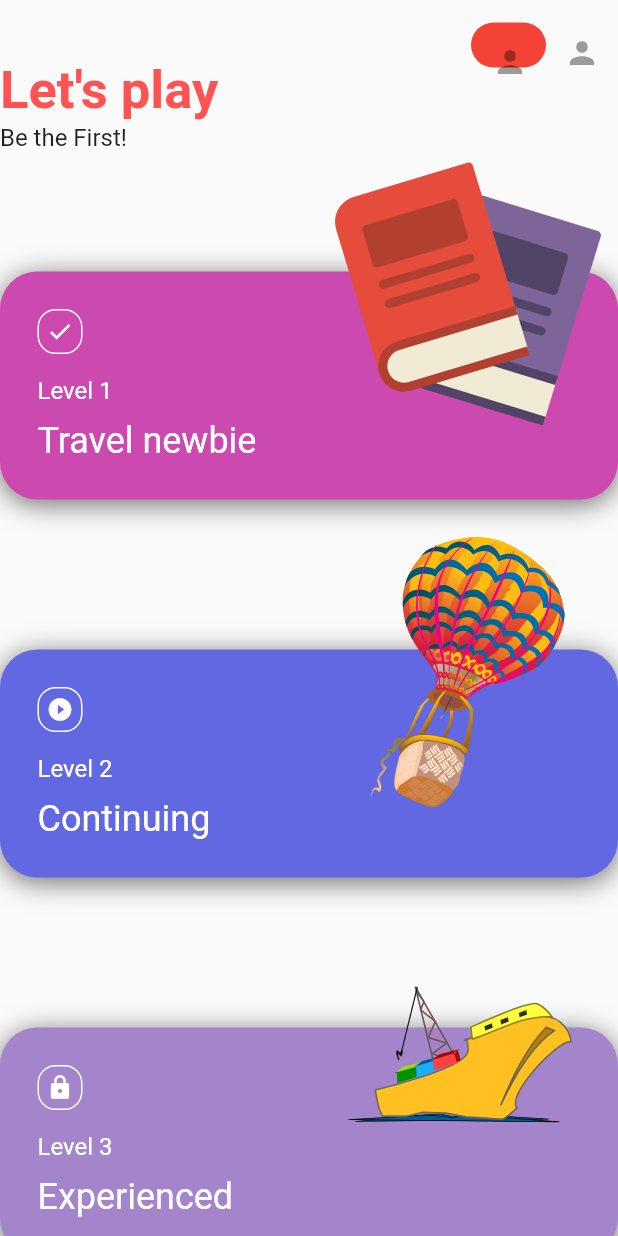
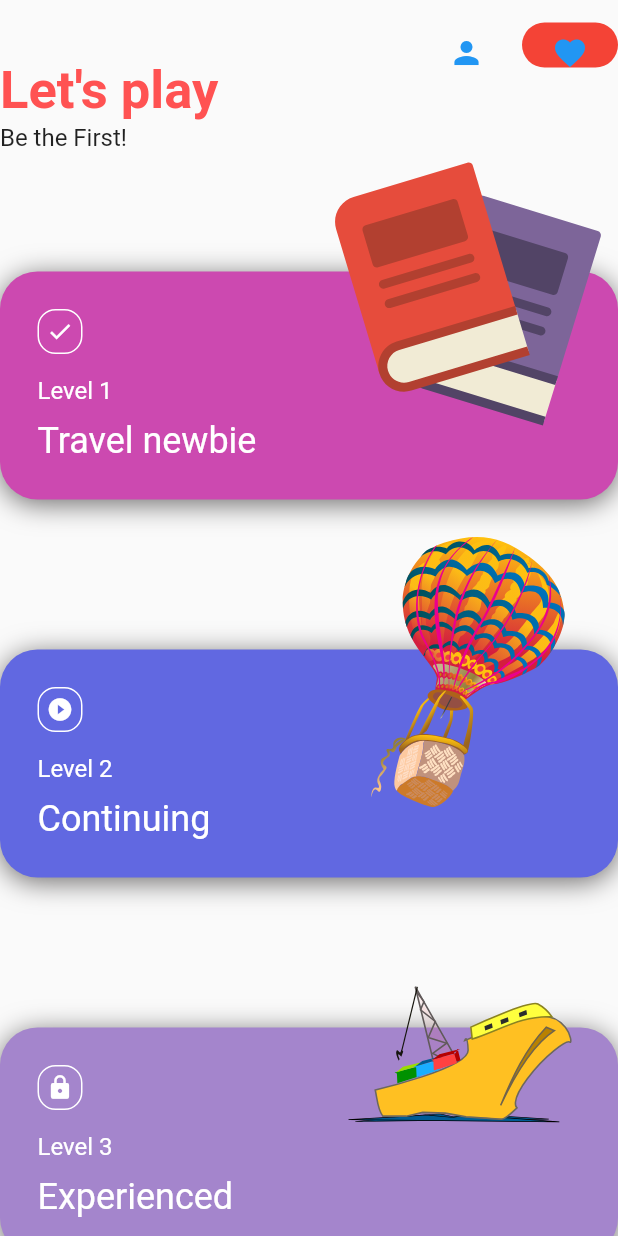
Before and after one commit to sammyodiagbe/quizapp, a Flutter app: the screen it shows after launch, on a phone screen of 412 x 824 dp. Run offline on Flutter 3.47's test engine with Material 2 defaults, Android fonts, the phone set to English and light mode, and no system bars; our stand-ins replace flutter_svg, google_fonts.

Commit message:
more on navigation

```diff
--- a/lib/screens/home.dart
+++ b/lib/screens/home.dart
@@ -22,8 +22,52 @@ class Home extends StatelessWidget {
           body: Container(
         child: Stack(
           children: [
+            Container(
+              height: barHeight,
+              width: width,
+              padding: EdgeInsets.symmetric(horizontal: size, vertical: 15),
+              child: Row(
+                mainAxisAlignment: MainAxisAlignment.end,
+                crossAxisAlignment: CrossAxisAlignment.center,
+                children: [
+                  TextButton(
+                    onPressed: () {},
+                    child: Icon(
+                      Icons.person,
+                      color: Colors.blue,
+                    ),
+                    style: TextButton.styleFrom(
+                      shape: RoundedRectangleBorder(
+                        borderRadius: BorderRadius.circular(18),
+                        side: BorderSide(color: Color(0xfffff), width: 1),
+                      ),
+                    ),
+                  ),
+                  SizedBox(width: 5),
+                  TextButton(
+                    onPressed: () {},
+                    child: Icon(
+                      Icons.favorite,
+                      color: Colors.blue,
+                    ),
+                    style: TextButton.styleFrom(
+                      backgroundColor: Colors.red,
+                      shape: RoundedRectangleBorder(
+                        borderRadius: BorderRadius.circular(18),
+                        side: BorderSide(color: Color(0xfffff), width: 1),
+                      ),
+                    ),
+                  ),
+                ],
+              ),
+            ),
             SingleChildScrollView(
-              padding: EdgeInsets.only(top: size + 20, left: size, right: size),
+              padding: EdgeInsets.only(
+                top: size + 20,
+                left: size,
+                right: size,
+                bottom: size,
+              ),
               child: Column(
                 mainAxisAlignment: MainAxisAlignment.start,
                 crossAxisAlignment: CrossAxisAlignment.start,
@@ -67,45 +111,6 @@ class Home extends StatelessWidget {
                     ],
                   )
                 ],
-              ),
-            ),
-            Positioned(
-              top: 0,
-              left: 0,
-              child: Container(
-                height: barHeight,
-                width: width,
-                padding: EdgeInsets.symmetric(horizontal: size, vertical: 15),
-                child: Row(
-                  mainAxisAlignment: MainAxisAlignment.end,
-                  crossAxisAlignment: CrossAxisAlignment.center,
-                  children: [
-                    Container(
-                      padding: EdgeInsets.all(5),
-                      height: 50,
-                      width: 50,
-                      child: Center(
-                        child: IconButton(
-                          icon: Icon(Icons.person),
-                          color: Colors.blueAccent,
-                          onPressed: null,
-                        ),
-                      ),
-                      decoration: BoxDecoration(
-                        border: Border.all(
-                          color: Color(0xffeee),
-                        ),
-                        borderRadius: BorderRadius.circular(20),
-                        color: Colors.red,
-                      ),
-                    ),
-                    IconButton(
-                      icon: Icon(Icons.person),
-                      color: Colors.blueAccent,
-                      onPressed: null,
-                    ),
-                  ],
-                ),
               ),
             ),
           ],
```
